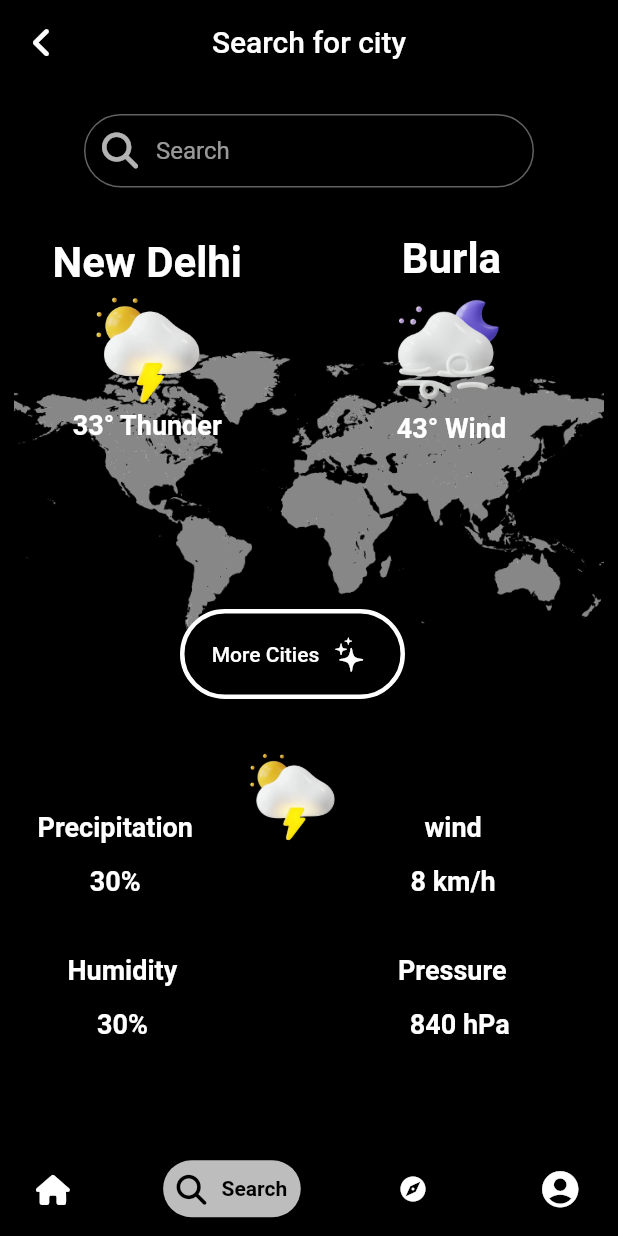
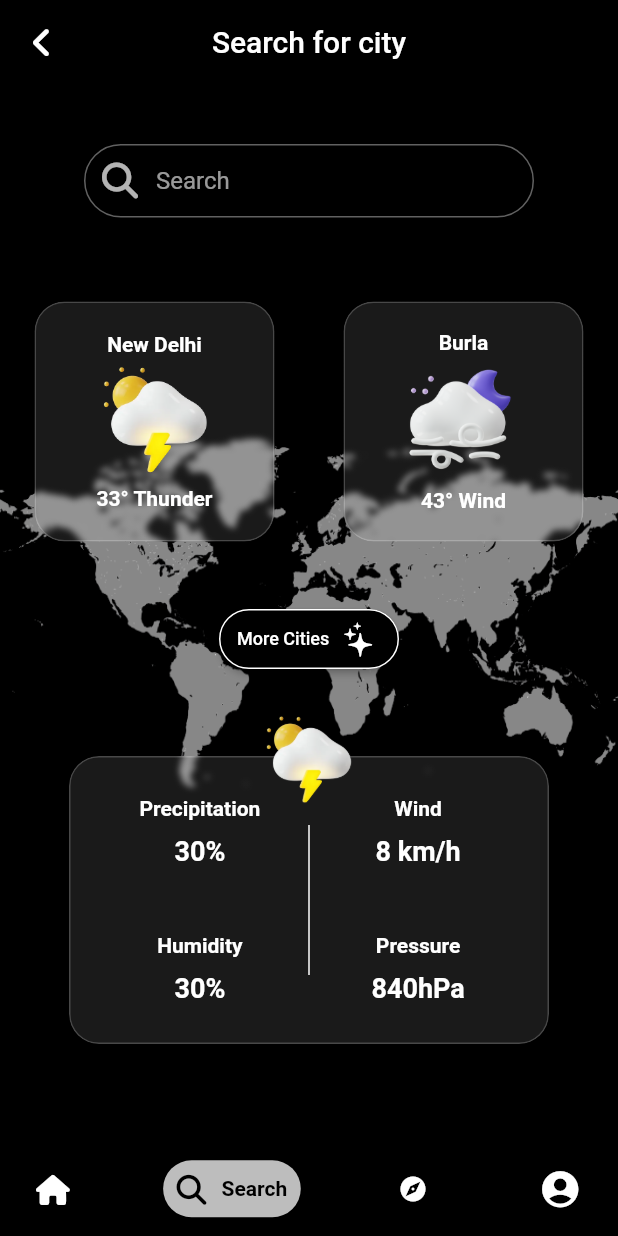
Before and after one commit to EnigmaTasks/WeatherApp, a Flutter app: the screen it shows after launch, item 2 of the bottom bar chosen, on a phone screen of 412 x 824 dp. Run offline on Flutter 3.47's test engine with Material 2 defaults, Android fonts, the phone set to English and light mode, and no system bars; drawn by our look-alikes of google_nav_bar; our stand-ins replace font_awesome_flutter, geocoding, google_fonts, location; missing offline and left inert: dark_light_button.

Commit message:
made UI responsive, added back-navigation

```diff
--- a/lib/Debasish/SearchPage.dart
+++ b/lib/Debasish/SearchPage.dart
@@ -10,11 +10,28 @@ class SearchPage extends StatelessWidget {
 
   @override
   Widget build(BuildContext context) {
-    return Column(
+    return Stack(
+      children: [
+        //Bg world map
+        Center(
+          child: SizedBox(
+            height: 240,
+            child: Image.asset(
+              'lib/assets/wrldmap.png',
+              fit: BoxFit.fill,
+            ),
+          ),
+        ),
+        //Column containing rest of the foreground UI
+        Column(
           children: [
             const SizedBox(
-          height: 20,
+              height: 40,
             ),
+            //Search Bar
+            Row(
+              mainAxisAlignment: MainAxisAlignment.center,
+              children: [
                 SizedBox(
                   height: 50,
                   width: 300,
@@ -30,105 +47,89 @@ class SearchPage extends StatelessWidget {
                     ),
                   ),
                 ),
-        Column(
+              ],
+            ),
+            const SizedBox(
+              height: 55,
+            ),
+            // City widgets's row
+            Row(
+              mainAxisAlignment: MainAxisAlignment.spaceAround,
               children: [
-            SizedBox(
-              height: 350,
-              child: Stack(
-                children: [
-                  Positioned(
-                    top: 100,
-                    right: 0,
-                    left: 0,
-                    child: Image.asset(
-                      'lib/assets/wrldmap.png',
-                      scale: 1.8,
-                    ),
-                  ),
-                  Positioned(
-                    top: 30,
-                    left: 35,
-                    child: Row(
+                GlassBox(
+                  height: 160.0,
+                  width: 160.0,
+                  child: Column(
                     mainAxisAlignment: MainAxisAlignment.spaceEvenly,
-                      children: [
-                        Column(
                     crossAxisAlignment: CrossAxisAlignment.center,
                     children: [
-                            Padding(
-                              padding: const EdgeInsets.only(bottom: 0.0),
-                              child: Text(
+                      Row(
+                        mainAxisAlignment: MainAxisAlignment.center,
+                        children: [
+                          Text(
                             'New Delhi',
                             style: GoogleFonts.aBeeZee(
-                                    fontSize: 28, fontWeight: FontWeight.bold),
+                                fontSize: 14, fontWeight: FontWeight.bold),
                           ),
+                        ],
                       ),
-                            Padding(
-                              padding: EdgeInsets.only(top: 5.0),
-                              child: Image.asset(
+                      Row(
+                        mainAxisAlignment: MainAxisAlignment.center,
+                        children: [
+                          Image.asset(
                             'lib/assets/thundercopy.png',
                             scale: 4.5,
                           ),
+                        ],
                       ),
-                            Padding(
-                              padding: const EdgeInsets.all(0.0),
-                              child: Text(
+                      Row(
+                        mainAxisAlignment: MainAxisAlignment.center,
+                        children: [
+                          Text(
                             '33\u00B0 Thunder',
                             style: GoogleFonts.aBeeZee(
-                                    fontSize: 18, fontWeight: FontWeight.bold),
-                              ),
-                            ),
-                          ],
-                        ),
-                        Column(
-                          crossAxisAlignment: CrossAxisAlignment.center,
-                          children: [
-                            Padding(
-                              padding: const EdgeInsets.only(left: 95.0),
-                              child: Text(
-                                'Burla',
-                                style: GoogleFonts.aBeeZee(
-                                    fontSize: 28, fontWeight: FontWeight.bold),
-                              ),
-                            ),
-                            Padding(
-                              padding:
-                                  const EdgeInsets.only(top: 5.0, left: 95),
-                              child: Image.asset(
-                                'lib/assets/windy.png',
-                                scale: 4.5,
-                              ),
-                            ),
-                            Padding(
-                              padding: const EdgeInsets.only(left: 95.0),
-                              child: Text(
-                                '43\u00B0 Wind',
-                                style: GoogleFonts.aBeeZee(
-                                    fontSize: 18, fontWeight: FontWeight.bold),
-                              ),
+                                fontSize: 14, fontWeight: FontWeight.bold),
                           ),
                         ],
                       ),
                     ],
                   ),
                 ),
-                  Positioned(
-                    top: 280,
-                    left: 120,
-                    child: SizedBox(
-                      height: 60,
-                      width: 150,
-                      child: ElevatedButton.icon(
-                        onPressed: () {},
-                        icon: const Text('More Cities'),
-                        label: const Icon(CupertinoIcons.sparkles),
-                        style: ElevatedButton.styleFrom(
-                            backgroundColor: Colors.black,
-                            side:
-                                const BorderSide(width: 3, color: Colors.white),
-                            shape: RoundedRectangleBorder(
-                                borderRadius: BorderRadius.circular(100))),
+                GlassBox(
+                  height: 160.0,
+                  width: 160.0,
+                  child: Column(
+                    mainAxisAlignment: MainAxisAlignment.spaceEvenly,
+                    crossAxisAlignment: CrossAxisAlignment.center,
+                    children: [
+                      Row(
+                        mainAxisAlignment: MainAxisAlignment.center,
+                        children: [
+                          Text(
+                            'Burla',
+                            style: GoogleFonts.aBeeZee(
+                                fontSize: 14, fontWeight: FontWeight.bold),
                           ),
+                        ],
                       ),
+                      Row(
+                        mainAxisAlignment: MainAxisAlignment.center,
+                        children: [
+                          Image.asset(
+                            'lib/assets/windy.png',
+                            scale: 4.5,
+                          ),
+                        ],
+                      ),
+                      Row(
+                        mainAxisAlignment: MainAxisAlignment.center,
+                        children: [
+                          Text(
+                            '43\u00B0 Wind',
+                            style: GoogleFonts.aBeeZee(
+                                fontSize: 14, fontWeight: FontWeight.bold),
+                          ),
+                        ],
                       ),
                     ],
                   ),
@@ -136,142 +137,221 @@ class SearchPage extends StatelessWidget {
               ],
             ),
             const SizedBox(
-          height: 25,
+              height: 45,
             ),
+            //More cities button
+            SizedBox(
+              height: 40,
+              width: 120,
+              child: ElevatedButton.icon(
+                onPressed: () {},
+                icon: const Text(
+                  'More Cities',
+                  style: TextStyle(fontSize: 12),
+                ),
+                label: const Icon(CupertinoIcons.sparkles),
+                style: ElevatedButton.styleFrom(
+                    backgroundColor: Colors.black,
+                    side: const BorderSide(width: 1, color: Colors.white),
+                    shape: RoundedRectangleBorder(
+                        borderRadius: BorderRadius.circular(100))),
+              ),
+            ),
+            const SizedBox(
+              height: 30,
+            ),
+            //Details WIdget
+            Stack(
+              children: [
+                //Alignment Container
+                SizedBox(
+                  // color: Colors.amber,
+                  height: 220,
+                  width: 320,
+                  child: Padding(
+                    padding: const EdgeInsets.only(top: 28.0),
+                    child:
+                        //Data Glass Box
+                        GlassBox(
+                      height: 200.0,
+                      width: 320.0,
+                      child: Row(
+                        mainAxisAlignment: MainAxisAlignment.spaceEvenly,
+                        children: [
+                          Container(
+                            // color: Colors.amber,
+                            width: 130,
+                            child: Column(
+                              mainAxisAlignment: MainAxisAlignment.spaceEvenly,
+                              crossAxisAlignment: CrossAxisAlignment.center,
+                              children: [
+                                //One Unit
                                 Column(
                                   children: [
-            SizedBox(
-              height: 95,
-              child: Stack(
+                                    Row(
+                                      mainAxisAlignment:
+                                          MainAxisAlignment.center,
                                       children: [
+                                        Text(
+                                          'Precipitation',
+                                          style: GoogleFonts.aBeeZee(
+                                              fontSize: 14,
+                                              fontWeight: FontWeight.bold),
+                                        ),
+                                      ],
+                                    ),
+                                    const SizedBox(
+                                      height: 10,
+                                    ),
+                                    Row(
+                                      mainAxisAlignment:
+                                          MainAxisAlignment.center,
+                                      children: [
+                                        Text(
+                                          '30%',
+                                          style: GoogleFonts.aBeeZee(
+                                              fontSize: 18,
+                                              fontWeight: FontWeight.bold),
+                                        ),
+                                      ],
+                                    ),
+                                  ],
+                                ),
+                                const SizedBox(
+                                  height: 20,
+                                ),
+                                //2nd Unit
+                                Column(
+                                  children: [
+                                    Row(
+                                      mainAxisAlignment:
+                                          MainAxisAlignment.center,
+                                      children: [
+                                        Text(
+                                          'Humidity',
+                                          style: GoogleFonts.aBeeZee(
+                                              fontSize: 14,
+                                              fontWeight: FontWeight.bold),
+                                        ),
+                                      ],
+                                    ),
+                                    const SizedBox(
+                                      height: 10,
+                                    ),
+                                    Row(
+                                      mainAxisAlignment:
+                                          MainAxisAlignment.center,
+                                      children: [
+                                        Text(
+                                          '30%',
+                                          style: GoogleFonts.aBeeZee(
+                                              fontSize: 18,
+                                              fontWeight: FontWeight.bold),
+                                        ),
+                                      ],
+                                    ),
+                                  ],
+                                ),
+                              ],
+                            ),
+                          ),
+                          Container(
+                            height: 100,
+                            color: Colors.white,
+                            width: 1,
+                          ),
+                          Container(
+                            width: 130,
+                            // color: Colors.amber,
+                            child: Column(
+                              mainAxisAlignment: MainAxisAlignment.spaceEvenly,
+                              crossAxisAlignment: CrossAxisAlignment.center,
+                              children: [
+                                //One Unit
+                                Column(
+                                  children: [
+                                    Row(
+                                      mainAxisAlignment:
+                                          MainAxisAlignment.center,
+                                      children: [
+                                        Text(
+                                          'Wind',
+                                          style: GoogleFonts.aBeeZee(
+                                              fontSize: 14,
+                                              fontWeight: FontWeight.bold),
+                                        ),
+                                      ],
+                                    ),
+                                    const SizedBox(
+                                      height: 10,
+                                    ),
+                                    Row(
+                                      mainAxisAlignment:
+                                          MainAxisAlignment.center,
+                                      children: [
+                                        Text(
+                                          '8 km/h',
+                                          style: GoogleFonts.aBeeZee(
+                                              fontSize: 18,
+                                              fontWeight: FontWeight.bold),
+                                        ),
+                                      ],
+                                    ),
+                                  ],
+                                ),
+                                const SizedBox(
+                                  height: 20,
+                                ),
+                                //2nd Unit
+                                Column(
+                                  children: [
+                                    Row(
+                                      mainAxisAlignment:
+                                          MainAxisAlignment.center,
+                                      children: [
+                                        Text(
+                                          'Pressure',
+                                          style: GoogleFonts.aBeeZee(
+                                              fontSize: 14,
+                                              fontWeight: FontWeight.bold),
+                                        ),
+                                      ],
+                                    ),
+                                    const SizedBox(
+                                      height: 10,
+                                    ),
+                                    Row(
+                                      mainAxisAlignment:
+                                          MainAxisAlignment.center,
+                                      children: [
+                                        Text(
+                                          '840hPa',
+                                          style: GoogleFonts.aBeeZee(
+                                              fontSize: 18,
+                                              fontWeight: FontWeight.bold),
+                                        ),
+                                      ],
+                                    ),
+                                  ],
+                                ),
+                              ],
+                            ),
+                          ),
+                        ],
+                      ),
+                    ),
+                  ),
+                ),
+                //Top Image
                 Positioned(
-                    left: 160,
+                  left: 125,
+                  top: 0,
                   child: Image.asset(
                     'lib/assets/thundercopy.png',
                     scale: 5.5,
                   ),
                 ),
-                  Positioned(
-                      top: 40,
-                      left: 25,
-                      child: Row(
-                        mainAxisAlignment: MainAxisAlignment.spaceEvenly,
-                        children: [
-                          Column(
-                            crossAxisAlignment: CrossAxisAlignment.center,
-                            children: [
-                              Padding(
-                                padding: const EdgeInsets.only(bottom: 0.0),
-                                child: Text(
-                                  'Precipitation',
-                                  style: GoogleFonts.aBeeZee(
-                                      fontSize: 18,
-                                      fontWeight: FontWeight.bold),
-                                ),
-                              ),
-                              Padding(
-                                padding: EdgeInsets.only(top: 15),
-                                child: Text(
-                                  '30%',
-                                  style: GoogleFonts.aBeeZee(
-                                      fontSize: 18,
-                                      fontWeight: FontWeight.bold),
-                                ),
-                              )
               ],
-                          ),
-                          Column(
-                            crossAxisAlignment: CrossAxisAlignment.center,
-                            children: [
-                              Padding(
-                                padding: const EdgeInsets.only(left: 145.0),
-                                child: Text(
-                                  'wind',
-                                  style: GoogleFonts.aBeeZee(
-                                      fontSize: 18,
-                                      fontWeight: FontWeight.bold),
-                                ),
-                              ),
-                              Padding(
-                                padding: EdgeInsets.only(top: 15, left: 145),
-                                child: Text(
-                                  '8 km/h',
-                                  style: GoogleFonts.aBeeZee(
-                                      fontSize: 18,
-                                      fontWeight: FontWeight.bold),
-                                ),
-                              )
-                            ],
-                          ),
-                        ],
-                      ))
-                ],
-              ),
-            )
-          ],
-        ),
-        Column(
-          children: [
-            SizedBox(
-              height: 95,
-              child: Stack(
-                children: [
-                  Positioned(
-                      top: 40,
-                      left: 45,
-                      child: Row(
-                        mainAxisAlignment: MainAxisAlignment.spaceEvenly,
-                        children: [
-                          Column(
-                            crossAxisAlignment: CrossAxisAlignment.center,
-                            children: [
-                              Padding(
-                                padding: const EdgeInsets.only(bottom: 0.0),
-                                child: Text(
-                                  'Humidity',
-                                  style: GoogleFonts.aBeeZee(
-                                      fontSize: 18,
-                                      fontWeight: FontWeight.bold),
-                                ),
-                              ),
-                              Padding(
-                                padding: EdgeInsets.only(top: 15),
-                                child: Text(
-                                  '30%',
-                                  style: GoogleFonts.aBeeZee(
-                                      fontSize: 18,
-                                      fontWeight: FontWeight.bold),
-                                ),
-                              )
-                            ],
-                          ),
-                          Column(
-                            crossAxisAlignment: CrossAxisAlignment.center,
-                            children: [
-                              Padding(
-                                padding: const EdgeInsets.only(left: 145.0),
-                                child: Text(
-                                  'Pressure',
-                                  style: GoogleFonts.aBeeZee(
-                                      fontSize: 18,
-                                      fontWeight: FontWeight.bold),
-                                ),
-                              ),
-                              Padding(
-                                padding: EdgeInsets.only(top: 15, left: 155),
-                                child: Text(
-                                  '840 hPa',
-                                  style: GoogleFonts.aBeeZee(
-                                      fontSize: 18,
-                                      fontWeight: FontWeight.bold),
-                                ),
-                              )
-                            ],
-                          ),
-                        ],
-                      ))
-                ],
-              ),
             )
           ],
         )
--- a/lib/main.dart
+++ b/lib/main.dart
@@ -143,7 +143,11 @@ class _MaterialAppBaseState extends State<MaterialAppBase> {
                     ),
                     centerTitle: true,
                     leading: IconButton(
-                      onPressed: () {},
+                      onPressed: () {
+                        setState(() {
+                          _selectedIndex = 0;
+                        });
+                      },
                       icon: const Icon(FontAwesomeIcons.angleLeft),
                       color: isDarkTheme ? Colors.white : Colors.black,
                     ),
```
Lines whose indentation alone changed are shown as unchanged.
